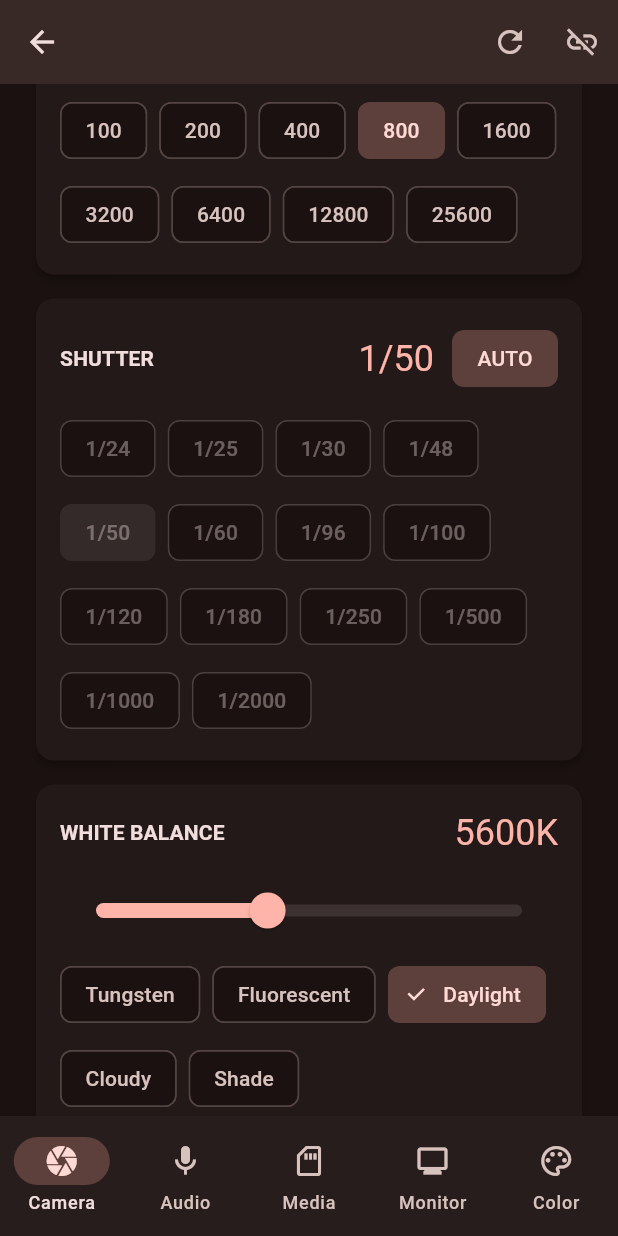
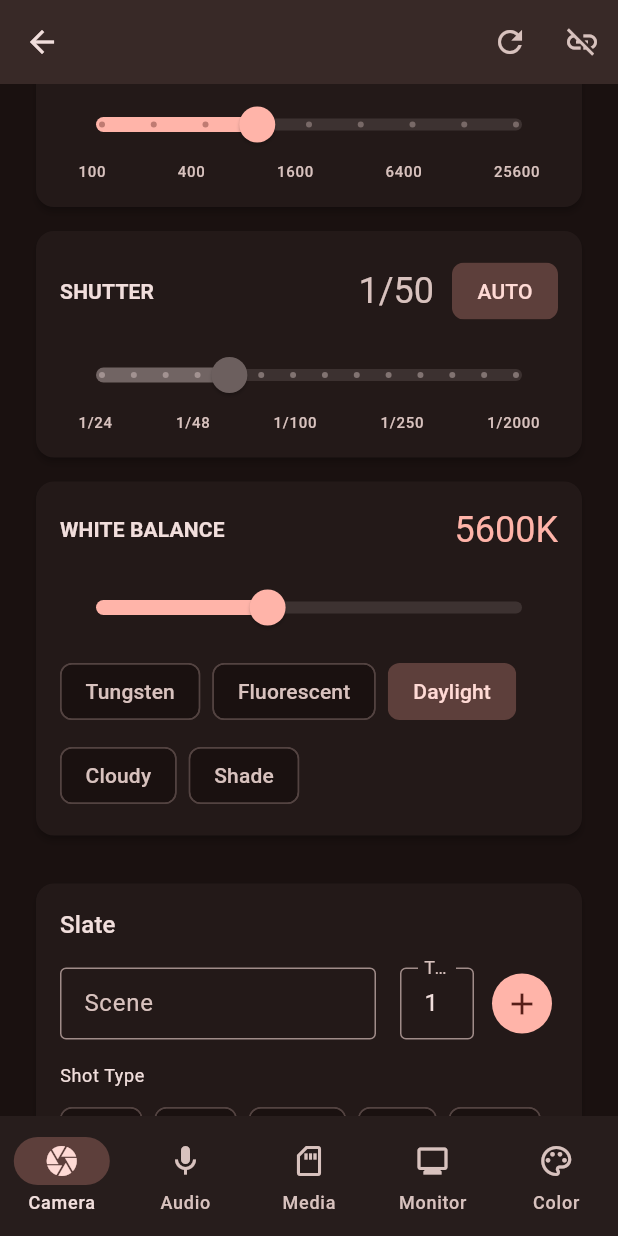
Before and after one commit to koorchik/blackmagic_camera_control, a Flutter app: the MainScreen screen opened directly, scrolled down 576 dp, after a tap on "AUTO", on a phone screen of 412 x 824 dp. Run offline on Flutter 3.47's test engine with Material 3 defaults, Android fonts, the phone set to English and light mode, and no system bars; our stand-ins replace shared_preferences; accounts and stored records are empty.

Commit message:
Better UX

```diff
--- a/lib/providers/camera_state_provider.dart
+++ b/lib/providers/camera_state_provider.dart
@@ -199,7 +199,7 @@ class CameraStateProvider extends ChangeNotifier {
   void setIrisFinal(double value) {
     _state = _state.copyWith(lens: _state.lens.copyWith(iris: value));
     notifyListeners();
-    _cameraService?.setIris(value);
+    _cameraService?.setIris(value).then((_) => _refreshShutterIfAuto());
   }
 
   /// Set zoom - debounced API call only (no state update, for smooth dragging)
@@ -220,7 +220,7 @@ class CameraStateProvider extends ChangeNotifier {
   void setIso(int value) {
     _state = _state.copyWith(video: _state.video.copyWith(iso: value));
     notifyListeners();
-    _cameraService?.setIso(value).catchError((e) {
+    _cameraService?.setIso(value).then((_) => _refreshShutterIfAuto()).catchError((e) {
       _error = 'Failed to set ISO: $e';
       notifyListeners();
     });
@@ -236,21 +236,43 @@ class CameraStateProvider extends ChangeNotifier {
     });
   }
 
-  /// Set auto exposure mode (optimistic update - fire and forget)
-  void setAutoExposureMode(String mode) {
-    final isAuto = mode != 'Off';
-    _state = _state.copyWith(video: _state.video.copyWith(shutterAuto: isAuto));
+  /// Set shutter auto exposure mode (optimistic update - fire and forget)
+  void setShutterAutoExposure(bool enabled) {
+    final mode = enabled ? 'Continuous' : 'Off';
+    _state = _state.copyWith(video: _state.video.copyWith(shutterAuto: enabled));
     notifyListeners();
-    _cameraService?.setAutoExposureMode(mode).catchError((e) {
-      _error = 'Failed to set auto exposure: $e';
+    _cameraService?.setAutoExposureMode(mode, type: 'Shutter').catchError((e) {
+      _error = 'Failed to set shutter auto exposure: $e';
       notifyListeners();
     });
   }
 
   /// Toggle shutter auto exposure on/off
   void toggleShutterAuto() {
-    final newMode = _state.video.shutterAuto ? 'Off' : 'Continuous';
-    setAutoExposureMode(newMode);
+    setShutterAutoExposure(!_state.video.shutterAuto);
+  }
+
+  /// Refresh shutter value from camera (useful when in auto mode)
+  Future<void> _refreshShutterIfAuto() async {
+    if (!_state.video.shutterAuto) return;
+
+    // Small delay to let camera adjust
+    await Future.delayed(const Duration(milliseconds: 200));
+
+    try {
+      final shutterData = await _cameraService?.api.getShutter();
+      if (shutterData != null) {
+        final newSpeed = shutterData['shutterSpeed'] as int?;
+        if (newSpeed != null && newSpeed != _state.video.shutterSpeed) {
+          _state = _state.copyWith(
+            video: _state.video.copyWith(shutterSpeed: newSpeed),
+          );
+          notifyListeners();
+        }
+      }
+    } catch (e) {
+      // Ignore errors during refresh
+    }
   }
 
   /// Set white balance in Kelvin (optimistic update - fire and forget)
--- a/lib/services/camera_service.dart
+++ b/lib/services/camera_service.dart
@@ -133,8 +133,9 @@ class CameraService {
   /// Set shutter speed
   Future<void> setShutterSpeed(int value) => _apiClient.setShutterSpeed(value);
 
-  /// Set auto exposure mode ("Off", "Continuous", "OneShot")
-  Future<void> setAutoExposureMode(String mode) => _apiClient.setAutoExposureMode(mode);
+  /// Set auto exposure mode ("Off", "Continuous", "OneShot") for a specific type
+  Future<void> setAutoExposureMode(String mode, {String type = 'Shutter'}) =>
+      _apiClient.setAutoExposureMode(mode, type: type);
 
   /// Set white balance
   Future<void> setWhiteBalance(int kelvin) => _apiClient.setWhiteBalance(kelvin);
--- a/lib/widgets/exposure/iso_selector.dart
+++ b/lib/widgets/exposure/iso_selector.dart
@@ -5,11 +5,45 @@ import '../../providers/camera_state_provider.dart';
 class IsoSelector extends StatelessWidget {
   const IsoSelector({super.key});
 
+  // Get sparse labels - show roughly 5-6 values spread across the range
+  List<int> _getSparseLabels(List<int> values) {
+    if (values.length <= 6) return values;
+
+    final result = <int>[values.first];
+    final step = (values.length - 1) / 4; // 5 labels total
+    for (var i = 1; i < 4; i++) {
+      result.add(values[(step * i).round()]);
+    }
+    result.add(values.last);
+    return result;
+  }
+
   @override
   Widget build(BuildContext context) {
     final cameraState = context.watch<CameraStateProvider>();
     final currentIso = cameraState.video.iso;
     final supportedISOs = cameraState.capabilities.supportedISOs;
+
+    if (supportedISOs.isEmpty) {
+      return const SizedBox.shrink();
+    }
+
+    // Find current index, or closest match if exact value not in list
+    var currentIndex = supportedISOs.indexOf(currentIso);
+    if (currentIndex < 0) {
+      // Find closest matching index
+      currentIndex = 0;
+      var minDiff = (supportedISOs[0] - currentIso).abs();
+      for (var i = 1; i < supportedISOs.length; i++) {
+        final diff = (supportedISOs[i] - currentIso).abs();
+        if (diff < minDiff) {
+          minDiff = diff;
+          currentIndex = i;
+        }
+      }
+    }
+
+    final sparseLabels = _getSparseLabels(supportedISOs);
 
     return Card(
       child: Padding(
@@ -34,21 +68,38 @@ class IsoSelector extends StatelessWidget {
                 ),
               ],
             ),
-            const SizedBox(height: 12),
-            Wrap(
-              spacing: 8,
-              runSpacing: 8,
-              children: supportedISOs.map((iso) {
-                final isSelected = iso == currentIso;
-                return ChoiceChip(
-                  label: Text('$iso'),
-                  selected: isSelected,
-                  showCheckmark: false,
-                  onSelected: (_) {
-                    cameraState.setIso(iso);
-                  },
-                );
-              }).toList(),
+            const SizedBox(height: 8),
+            SliderTheme(
+              data: SliderTheme.of(context).copyWith(
+                showValueIndicator: ShowValueIndicator.onlyForDiscrete,
+              ),
+              child: Slider(
+                value: currentIndex.toDouble(),
+                min: 0,
+                max: (supportedISOs.length - 1).toDouble(),
+                divisions: supportedISOs.length - 1,
+                label: '$currentIso',
+                onChanged: (value) {
+                  final newIndex = value.round();
+                  cameraState.setIso(supportedISOs[newIndex]);
+                },
+              ),
+            ),
+            // Sparse labels
+            Padding(
+              padding: const EdgeInsets.symmetric(horizontal: 12),
+              child: Row(
+                mainAxisAlignment: MainAxisAlignment.spaceBetween,
+                children: sparseLabels.map((iso) {
+                  return Text(
+                    '$iso',
+                    style: Theme.of(context).textTheme.labelSmall?.copyWith(
+                          color: Theme.of(context).colorScheme.onSurfaceVariant,
+                          fontSize: 10,
+                        ),
+                  );
+                }).toList(),
+              ),
             ),
           ],
         ),
--- a/lib/widgets/exposure/shutter_control.dart
+++ b/lib/widgets/exposure/shutter_control.dart
@@ -5,12 +5,46 @@ import '../../providers/camera_state_provider.dart';
 class ShutterControl extends StatelessWidget {
   const ShutterControl({super.key});
 
+  // Get sparse labels - show roughly 5-6 values spread across the range
+  List<int> _getSparseLabels(List<int> values) {
+    if (values.length <= 6) return values;
+
+    final result = <int>[values.first];
+    final step = (values.length - 1) / 4; // 5 labels total
+    for (var i = 1; i < 4; i++) {
+      result.add(values[(step * i).round()]);
+    }
+    result.add(values.last);
+    return result;
+  }
+
   @override
   Widget build(BuildContext context) {
     final cameraState = context.watch<CameraStateProvider>();
     final video = cameraState.video;
     final isAuto = video.shutterAuto;
     final supportedShutterSpeeds = cameraState.capabilities.supportedShutterSpeeds;
+
+    if (supportedShutterSpeeds.isEmpty) {
+      return const SizedBox.shrink();
+    }
+
+    // Find current index, or closest match if exact value not in list
+    var currentIndex = supportedShutterSpeeds.indexOf(video.shutterSpeed);
+    if (currentIndex < 0) {
+      // Find closest matching index
+      currentIndex = 0;
+      var minDiff = (supportedShutterSpeeds[0] - video.shutterSpeed).abs();
+      for (var i = 1; i < supportedShutterSpeeds.length; i++) {
+        final diff = (supportedShutterSpeeds[i] - video.shutterSpeed).abs();
+        if (diff < minDiff) {
+          minDiff = diff;
+          currentIndex = i;
+        }
+      }
+    }
+
+    final sparseLabels = _getSparseLabels(supportedShutterSpeeds);
 
     return Card(
       child: Padding(
@@ -32,7 +66,9 @@ class ShutterControl extends StatelessWidget {
                     Text(
                       '1/${video.shutterSpeed}',
                       style: Theme.of(context).textTheme.headlineSmall?.copyWith(
-                            color: Theme.of(context).colorScheme.primary,
+                            color: isAuto
+                                ? Theme.of(context).colorScheme.onSurfaceVariant
+                                : Theme.of(context).colorScheme.primary,
                           ),
                     ),
                     const SizedBox(width: 12),
@@ -48,21 +84,40 @@ class ShutterControl extends StatelessWidget {
                 ),
               ],
             ),
-            const SizedBox(height: 12),
-            Wrap(
-              spacing: 8,
-              runSpacing: 8,
-              children: supportedShutterSpeeds.map((speed) {
-                final isSelected = speed == video.shutterSpeed;
-                return ChoiceChip(
-                  label: Text('1/$speed'),
-                  selected: isSelected,
-                  showCheckmark: false,
-                  onSelected: isAuto ? null : (_) {
-                    cameraState.setShutterSpeed(speed);
-                  },
-                );
-              }).toList(),
+            const SizedBox(height: 8),
+            SliderTheme(
+              data: SliderTheme.of(context).copyWith(
+                showValueIndicator: ShowValueIndicator.onlyForDiscrete,
+              ),
+              child: Slider(
+                value: currentIndex.toDouble(),
+                min: 0,
+                max: (supportedShutterSpeeds.length - 1).toDouble(),
+                divisions: supportedShutterSpeeds.length - 1,
+                label: '1/${video.shutterSpeed}',
+                onChanged: isAuto
+                    ? null
+                    : (value) {
+                        final newIndex = value.round();
+                        cameraState.setShutterSpeed(supportedShutterSpeeds[newIndex]);
+                      },
+              ),
+            ),
+            // Sparse labels
+            Padding(
+              padding: const EdgeInsets.symmetric(horizontal: 12),
+              child: Row(
+                mainAxisAlignment: MainAxisAlignment.spaceBetween,
+                children: sparseLabels.map((speed) {
+                  return Text(
+                    '1/$speed',
+                    style: Theme.of(context).textTheme.labelSmall?.copyWith(
+                          color: Theme.of(context).colorScheme.onSurfaceVariant,
+                          fontSize: 10,
+                        ),
+                  );
+                }).toList(),
+              ),
             ),
           ],
         ),
--- a/lib/widgets/exposure/white_balance_control.dart
+++ b/lib/widgets/exposure/white_balance_control.dart
@@ -54,6 +54,7 @@ class WhiteBalanceControl extends StatelessWidget {
                 return ChoiceChip(
                   label: Text(entry.key),
                   selected: isSelected,
+                  showCheckmark: false,
                   onSelected: (_) {
                     cameraState.setWhiteBalance(entry.value);
                   },
```
